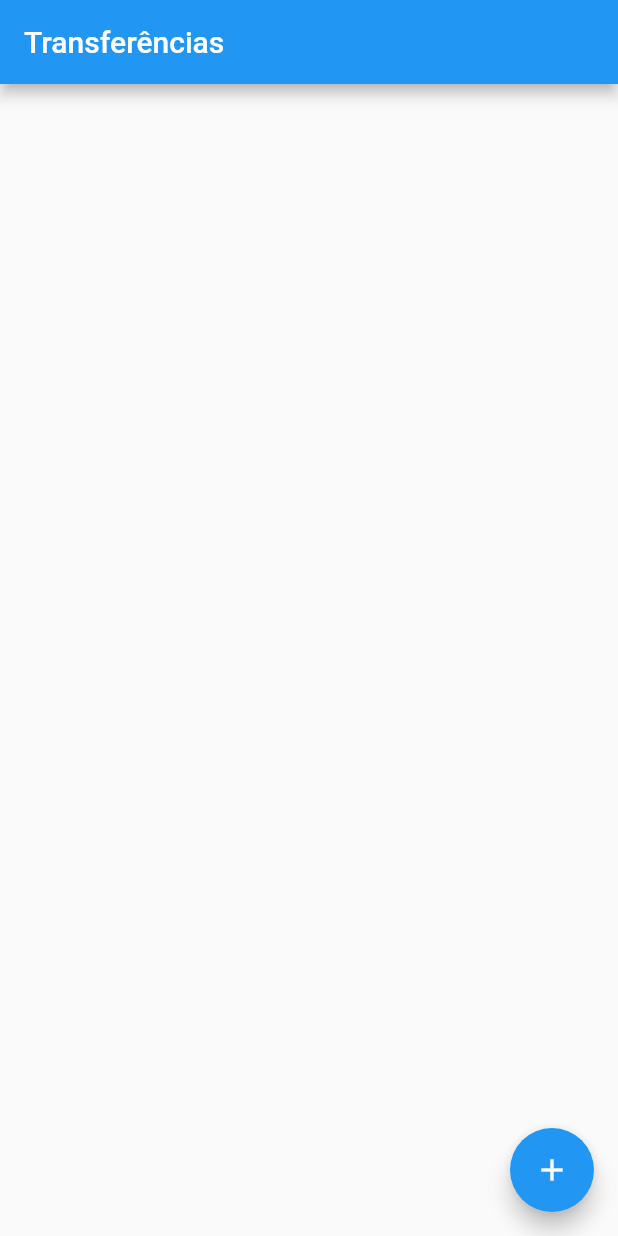
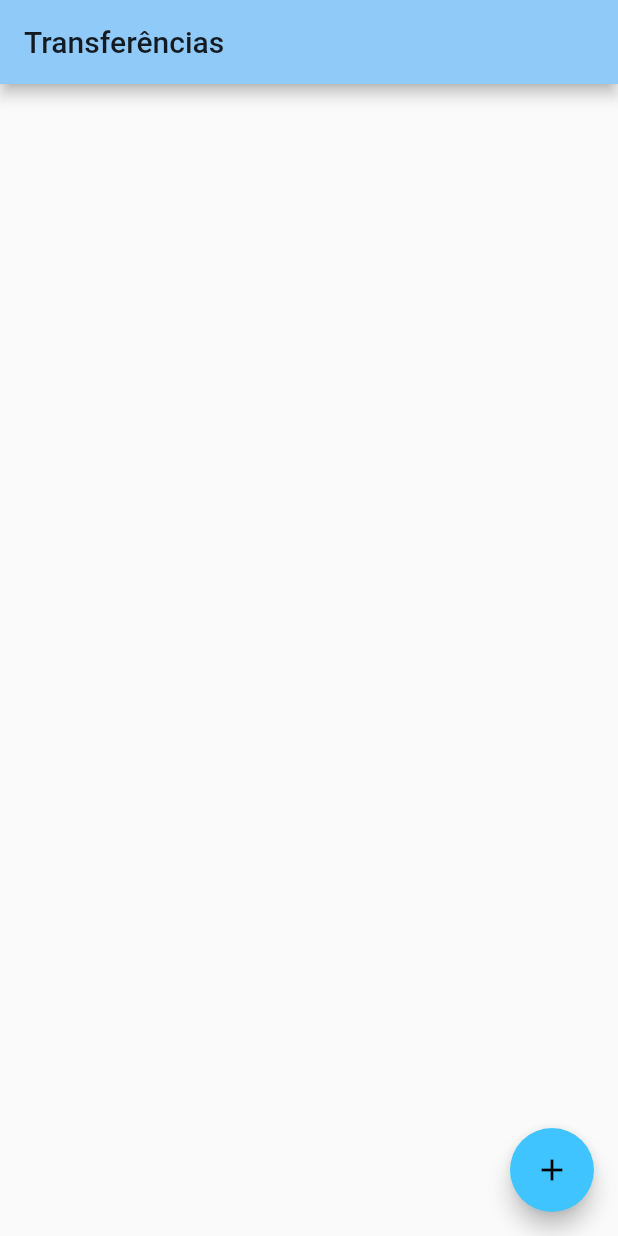
Before and after one commit to WillianLauber/Flutter-fundamentos, a Flutter app: the screen it shows after launch, on a phone screen of 412 x 824 dp. Run offline on Flutter 3.47's test engine with Material 2 defaults, Android fonts, the phone set to English and light mode, and no system bars.

Commit message:
Modifica tema do aplicativo

```diff
--- a/bytebank/lib/main.dart
+++ b/bytebank/lib/main.dart
@@ -11,9 +11,15 @@ class BytebankApp extends StatelessWidget {
   @override
   Widget build(BuildContext context) {
     return MaterialApp(
-      home: Scaffold(
-        body: ListaTransferencias(),
-      ),
+      theme: ThemeData(
+        primaryColor: Colors.blue[200],
+      accentColor: Colors.lightBlueAccent,
+        buttonTheme: ButtonThemeData(
+        buttonColor: Colors.blueAccent,
+          textTheme: ButtonTextTheme.primary
+        )),
+      home:  ListaTransferencias(),
+
     );
   }
 }
@@ -113,13 +119,14 @@ class ItemTransferencia extends StatelessWidget {
   @override
   Widget build(BuildContext context) {
     // TODO: implement build
-    return Card(
+    return Scaffold(
+        body: Card(
       child: ListTile(
         leading: Icon(Icons.monetization_on),
         title: Text(_transferencia.valor.toString()),
         subtitle: Text(_transferencia.numeroConta.toString()),
       ),
-    );
+    ));
   }
 }
 
```
